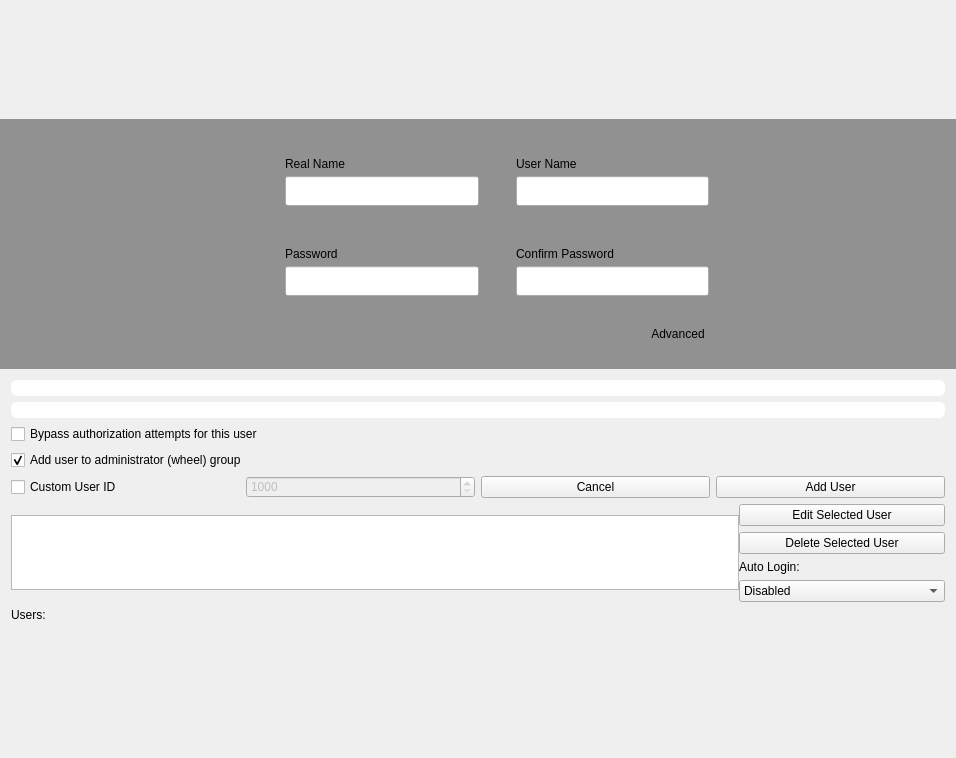
The window that branches/yali/yali-proximate/yali/gui/Ui/setupuserswidget.ui (pars-linux/uludag) describes before a commit, drawn with Qt 5.
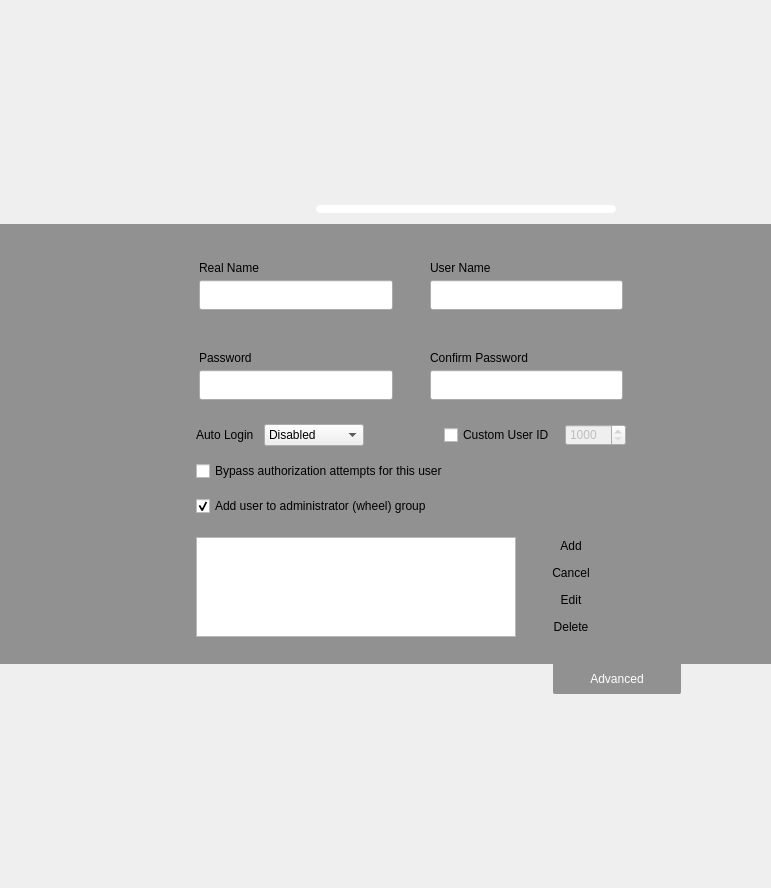
The same window after the commit. Icons and pictures are not drawn.

Commit message: user screen finalizing

```diff
--- a/branches/yali/yali-proximate/yali/gui/Ui/setupuserswidget.ui
+++ b/branches/yali/yali-proximate/yali/gui/Ui/setupuserswidget.ui
@@ -6,8 +6,8 @@
    <rect>
     <x>0</x>
     <y>0</y>
-    <width>956</width>
-    <height>758</height>
+    <width>771</width>
+    <height>888</height>
    </rect>
   </property>
   <property name="windowTitle">
@@ -46,6 +46,124 @@
      </property>
     </spacer>
    </item>
+   <item>
+    <widget class="QFrame" name="frame_3">
+     <property name="sizePolicy">
+      <sizepolicy hsizetype="Expanding" vsizetype="Fixed">
+       <horstretch>0</horstretch>
+       <verstretch>0</verstretch>
+      </sizepolicy>
+     </property>
+     <property name="minimumSize">
+      <size>
+       <width>0</width>
+       <height>30</height>
+      </size>
+     </property>
+     <property name="maximumSize">
+      <size>
+       <width>16777215</width>
+       <height>30</height>
+      </size>
+     </property>
+     <property name="styleSheet">
+      <string notr="true">#frame_3{background-color: rgba(0,0,0,0)}</string>
+     </property>
+     <property name="frameShape">
+      <enum>QFrame::NoFrame</enum>
+     </property>
+     <property name="frameShadow">
+      <enum>QFrame::Raised</enum>
+     </property>
+     <layout class="QHBoxLayout" name="horizontalLayout_10">
+      <property name="spacing">
+       <number>30</number>
+      </property>
+      <item>
+       <spacer name="horizontalSpacer_10">
+        <property name="orientation">
+         <enum>Qt::Horizontal</enum>
+        </property>
+        <property name="sizeHint" stdset="0">
+         <size>
+          <width>40</width>
+          <height>20</height>
+         </size>
+        </property>
+       </spacer>
+      </item>
+      <item>
+       <spacer name="horizontalSpacer_13">
+        <property name="orientation">
+         <enum>Qt::Horizontal</enum>
+        </property>
+        <property name="sizeType">
+         <enum>QSizePolicy::Fixed</enum>
+        </property>
+        <property name="sizeHint" stdset="0">
+         <size>
+          <width>160</width>
+          <height>20</height>
+         </size>
+        </property>
+       </spacer>
+      </item>
+      <item>
+       <widget class="QLabel" name="caps_error">
+        <property name="sizePolicy">
+         <sizepolicy hsizetype="Preferred" vsizetype="Preferred">
+          <horstretch>0</horstretch>
+          <verstretch>0</verstretch>
+         </sizepolicy>
+        </property>
+        <property name="minimumSize">
+         <size>
+          <width>300</width>
+          <height>0</height>
+         </size>
+        </property>
+        <property name="maximumSize">
+         <size>
+          <width>300</width>
+          <height>18</height>
+         </size>
+        </property>
+        <property name="styleSheet">
+         <string notr="true">border:1px solid white;
+border-radius:4px;
+background-color:white;
+color:#5A2847;</string>
+        </property>
+        <property name="text">
+         <string/>
+        </property>
+        <property name="textFormat">
+         <enum>Qt::RichText</enum>
+        </property>
+        <property name="alignment">
+         <set>Qt::AlignCenter</set>
+        </property>
+        <property name="wordWrap">
+         <bool>true</bool>
+        </property>
+       </widget>
+      </item>
+      <item>
+       <spacer name="horizontalSpacer_12">
+        <property name="orientation">
+         <enum>Qt::Horizontal</enum>
+        </property>
+        <property name="sizeHint" stdset="0">
+         <size>
+          <width>40</width>
+          <height>20</height>
+         </size>
+        </property>
+       </spacer>
+      </item>
+     </layout>
+    </widget>
+   </item>
    <item>
     <widget class="QFrame" name="frame">
      <property name="sizePolicy">
@@ -63,7 +181,7 @@
      <property name="maximumSize">
       <size>
        <width>16777215</width>
-       <height>250</height>
+       <height>16777215</height>
       </size>
      </property>
      <property name="styleSheet">
@@ -79,6 +197,12 @@
       <property name="spacing">
        <number>30</number>
       </property>
+      <property name="topMargin">
+       <number>20</number>
+      </property>
+      <property name="bottomMargin">
+       <number>20</number>
+      </property>
       <item>
        <spacer name="horizontalSpacer">
         <property name="orientation">
@@ -93,14 +217,59 @@
        </spacer>
       </item>
       <item>
-       <widget class="QLabel" name="label">
-        <property name="text">
-         <string/>
+       <layout class="QVBoxLayout" name="verticalLayout">
+        <property name="spacing">
+         <number>0</number>
         </property>
-        <property name="pixmap">
-         <pixmap resource="../../data.qrc">:/gui/pics/system-users.png</pixmap>
+        <property name="rightMargin">
+         <number>0</number>
         </property>
-       </widget>
+        <item>
+         <spacer name="verticalSpacer_5">
+          <property name="orientation">
+           <enum>Qt::Vertical</enum>
+          </property>
+          <property name="sizeType">
+           <enum>QSizePolicy::Fixed</enum>
+          </property>
+          <property name="sizeHint" stdset="0">
+           <size>
+            <width>20</width>
+            <height>40</height>
+           </size>
+          </property>
+         </spacer>
+        </item>
+        <item>
+         <widget class="QLabel" name="label">
+          <property name="sizePolicy">
+           <sizepolicy hsizetype="Preferred" vsizetype="Fixed">
+            <horstretch>0</horstretch>
+            <verstretch>0</verstretch>
+           </sizepolicy>
+          </property>
+          <property name="text">
+           <string/>
+          </property>
+          <property name="pixmap">
+           <pixmap resource="../../data.qrc">:/gui/pics/system-users.png</pixmap>
+          </property>
+         </widget>
+        </item>
+        <item>
+         <spacer name="verticalSpacer_6">
+          <property name="orientation">
+           <enum>Qt::Vertical</enum>
+          </property>
+          <property name="sizeHint" stdset="0">
+           <size>
+            <width>20</width>
+            <height>40</height>
+           </size>
+          </property>
+         </spacer>
+        </item>
+       </layout>
       </item>
       <item>
        <widget class="QFrame" name="formFrame">
@@ -140,7 +309,7 @@
            <property name="sizeHint" stdset="0">
             <size>
              <width>20</width>
-             <height>40</height>
+             <height>0</height>
             </size>
            </property>
           </spacer>
@@ -351,63 +520,422 @@
           </widget>
          </item>
          <item>
-          <spacer name="verticalSpacer_5">
-           <property name="orientation">
-            <enum>Qt::Vertical</enum>
+          <widget class="QScrollArea" name="scrollArea">
+           <property name="sizePolicy">
+            <sizepolicy hsizetype="Expanding" vsizetype="Fixed">
+             <horstretch>0</horstretch>
+             <verstretch>0</verstretch>
+            </sizepolicy>
            </property>
-           <property name="sizeHint" stdset="0">
-            <size>
-             <width>20</width>
-             <height>10</height>
-            </size>
+           <property name="styleSheet">
+            <string notr="true">#scrollArea {background-color: rgba(0,0,0,0)}
+#scrollAreaWidgetContents {background-color: rgba(0,0,0,0)}</string>
            </property>
-          </spacer>
-         </item>
-         <item>
-          <layout class="QHBoxLayout" name="horizontalLayout">
-           <property name="bottomMargin">
-            <number>0</number>
+           <property name="frameShape">
+            <enum>QFrame::NoFrame</enum>
            </property>
-           <item>
-            <spacer name="horizontalSpacer_5">
-             <property name="orientation">
-              <enum>Qt::Horizontal</enum>
+           <property name="verticalScrollBarPolicy">
+            <enum>Qt::ScrollBarAlwaysOff</enum>
+           </property>
+           <property name="horizontalScrollBarPolicy">
+            <enum>Qt::ScrollBarAlwaysOff</enum>
+           </property>
+           <property name="widgetResizable">
+            <bool>true</bool>
+           </property>
+           <widget class="QWidget" name="scrollAreaWidgetContents">
+            <property name="geometry">
+             <rect>
+              <x>0</x>
+              <y>0</y>
+              <width>430</width>
+              <height>220</height>
+             </rect>
+            </property>
+            <layout class="QVBoxLayout" name="verticalLayout_9">
+             <property name="spacing">
+              <number>0</number>
              </property>
-             <property name="sizeHint" stdset="0">
-              <size>
-               <width>40</width>
-               <height>20</height>
-              </size>
+             <property name="margin">
+              <number>0</number>
              </property>
-            </spacer>
-           </item>
-           <item>
-            <widget class="QPushButton" name="addMoreUsers">
-             <property name="sizePolicy">
-              <sizepolicy hsizetype="Fixed" vsizetype="Fixed">
-               <horstretch>0</horstretch>
-               <verstretch>0</verstretch>
-              </sizepolicy>
-             </property>
-             <property name="styleSheet">
-              <string notr="true">margin:6px</string>
-             </property>
-             <property name="text">
-              <string>Advanced</string>
-             </property>
-             <property name="icon">
-              <iconset resource="../../data.qrc">
-               <normaloff>:/gui/pics/iconUser.png</normaloff>:/gui/pics/iconUser.png</iconset>
-             </property>
-             <property name="checkable">
-              <bool>true</bool>
-             </property>
-             <property name="flat">
-              <bool>true</bool>
-             </property>
-            </widget>
-           </item>
-          </layout>
+             <item>
+              <widget class="QFrame" name="frame_4">
+               <property name="minimumSize">
+                <size>
+                 <width>0</width>
+                 <height>220</height>
+                </size>
+               </property>
+               <property name="maximumSize">
+                <size>
+                 <width>16777215</width>
+                 <height>220</height>
+                </size>
+               </property>
+               <property name="frameShape">
+                <enum>QFrame::NoFrame</enum>
+               </property>
+               <property name="frameShadow">
+                <enum>QFrame::Raised</enum>
+               </property>
+               <layout class="QVBoxLayout" name="verticalLayout_3">
+                <property name="spacing">
+                 <number>15</number>
+                </property>
+                <property name="margin">
+                 <number>0</number>
+                </property>
+                <item>
+                 <layout class="QHBoxLayout" name="horizontalLayout_3">
+                  <property name="spacing">
+                   <number>10</number>
+                  </property>
+                  <property name="topMargin">
+                   <number>0</number>
+                  </property>
+                  <item>
+                   <widget class="QLabel" name="autoLoginLabel">
+                    <property name="sizePolicy">
+                     <sizepolicy hsizetype="Fixed" vsizetype="Preferred">
+                      <horstretch>0</horstretch>
+                      <verstretch>0</verstretch>
+                     </sizepolicy>
+                    </property>
+                    <property name="text">
+                     <string>Auto Login</string>
+                    </property>
+                    <property name="wordWrap">
+                     <bool>false</bool>
+                    </property>
+                   </widget>
+                  </item>
+                  <item>
+                   <widget class="QComboBox" name="autoLogin">
+                    <property name="sizePolicy">
+                     <sizepolicy hsizetype="Fixed" vsizetype="Fixed">
+                      <horstretch>0</horstretch>
+                      <verstretch>0</verstretch>
+                     </sizepolicy>
+                    </property>
+                    <property name="minimumSize">
+                     <size>
+                      <width>100</width>
+                      <height>0</height>
+                     </size>
+                    </property>
+                    <property name="maximumSize">
+                     <size>
+                      <width>100</width>
+                      <height>16777215</height>
+                     </size>
+                    </property>
+                    <property name="minimumContentsLength">
+                     <number>22</number>
+                    </property>
+                    <item>
+                     <property name="text">
+                      <string>Disabled</string>
+                     </property>
+                    </item>
+                   </widget>
+                  </item>
+                  <item>
+                   <spacer name="horizontalSpacer_11">
+                    <property name="orientation">
+                     <enum>Qt::Horizontal</enum>
+                    </property>
+                    <property name="sizeHint" stdset="0">
+                     <size>
+                      <width>40</width>
+                      <height>20</height>
+                     </size>
+                    </property>
+                   </spacer>
+                  </item>
+                  <item>
+                   <layout class="QHBoxLayout" name="horizontalLayout_2">
+                    <property name="spacing">
+                     <number>10</number>
+                    </property>
+                    <property name="topMargin">
+                     <number>0</number>
+                    </property>
+                    <item>
+                     <widget class="QCheckBox" name="userIDCheck">
+                      <property name="sizePolicy">
+                       <sizepolicy hsizetype="Fixed" vsizetype="Fixed">
+                        <horstretch>0</horstretch>
+                        <verstretch>0</verstretch>
+                       </sizepolicy>
+                      </property>
+                      <property name="text">
+                       <string>Custom User ID</string>
+                      </property>
+                     </widget>
+                    </item>
+                    <item>
+                     <widget class="QSpinBox" name="userID">
+                      <property name="enabled">
+                       <bool>false</bool>
+                      </property>
+                      <property name="sizePolicy">
+                       <sizepolicy hsizetype="Fixed" vsizetype="Fixed">
+                        <horstretch>0</horstretch>
+                        <verstretch>0</verstretch>
+                       </sizepolicy>
+                      </property>
+                      <property name="minimum">
+                       <number>1000</number>
+                      </property>
+                      <property name="maximum">
+                       <number>65000</number>
+                      </property>
+                     </widget>
+                    </item>
+                   </layout>
+                  </item>
+                 </layout>
+                </item>
+                <item>
+                 <widget class="QCheckBox" name="noPass">
+                  <property name="sizePolicy">
+                   <sizepolicy hsizetype="Fixed" vsizetype="Fixed">
+                    <horstretch>0</horstretch>
+                    <verstretch>0</verstretch>
+                   </sizepolicy>
+                  </property>
+                  <property name="statusTip">
+                   <string>Not recommended</string>
+                  </property>
+                  <property name="text">
+                   <string>Bypass authorization attempts for this user</string>
+                  </property>
+                 </widget>
+                </item>
+                <item>
+                 <widget class="QCheckBox" name="admin">
+                  <property name="sizePolicy">
+                   <sizepolicy hsizetype="Fixed" vsizetype="Fixed">
+                    <horstretch>0</horstretch>
+                    <verstretch>0</verstretch>
+                   </sizepolicy>
+                  </property>
+                  <property name="text">
+                   <string>Add user to administrator (wheel) group</string>
+                  </property>
+                  <property name="checked">
+                   <bool>true</bool>
+                  </property>
+                 </widget>
+                </item>
+                <item>
+                 <layout class="QHBoxLayout" name="horizontalLayout_4">
+                  <property name="spacing">
+                   <number>0</number>
+                  </property>
+                  <property name="leftMargin">
+                   <number>0</number>
+                  </property>
+                  <property name="topMargin">
+                   <number>0</number>
+                  </property>
+                  <item>
+                   <widget class="QListWidget" name="userList">
+                    <property name="sizePolicy">
+                     <sizepolicy hsizetype="Fixed" vsizetype="Fixed">
+                      <horstretch>0</horstretch>
+                      <verstretch>0</verstretch>
+                     </sizepolicy>
+                    </property>
+                    <property name="minimumSize">
+                     <size>
+                      <width>320</width>
+                      <height>0</height>
+                     </size>
+                    </property>
+                    <property name="maximumSize">
+                     <size>
+                      <width>320</width>
+                      <height>100</height>
+                     </size>
+                    </property>
+                   </widget>
+                  </item>
+                  <item>
+                   <widget class="QFrame" name="userOperationsLayout">
+                    <property name="sizePolicy">
+                     <sizepolicy hsizetype="Preferred" vsizetype="Expanding">
+                      <horstretch>0</horstretch>
+                      <verstretch>0</verstretch>
+                     </sizepolicy>
+                    </property>
+                    <property name="frameShape">
+                     <enum>QFrame::NoFrame</enum>
+                    </property>
+                    <property name="frameShadow">
+                     <enum>QFrame::Raised</enum>
+                    </property>
+                    <layout class="QHBoxLayout" name="horizontalLayout">
+                     <property name="spacing">
+                      <number>0</number>
+                     </property>
+                     <property name="leftMargin">
+                      <number>0</number>
+                     </property>
+                     <property name="topMargin">
+                      <number>4</number>
+                     </property>
+                     <property name="rightMargin">
+                      <number>0</number>
+                     </property>
+                     <property name="bottomMargin">
+                      <number>0</number>
+                     </property>
+                     <item>
+                      <layout class="QVBoxLayout" name="verticalLayout_10">
+                       <property name="spacing">
+                        <number>5</number>
+                       </property>
+                       <property name="leftMargin">
+                        <number>0</number>
+                       </property>
+                       <item>
+                        <widget class="QPushButton" name="createButton">
+                         <property name="sizePolicy">
+                          <sizepolicy hsizetype="Fixed" vsizetype="Fixed">
+                           <horstretch>0</horstretch>
+                           <verstretch>0</verstretch>
+                          </sizepolicy>
+                         </property>
+                         <property name="toolTip">
+                          <string>Add</string>
+                         </property>
+                         <property name="text">
+                          <string>Add</string>
+                         </property>
+                         <property name="icon">
+                          <iconset resource="../../data.qrc">
+                           <normaloff>:/gui/pics/list-add.png</normaloff>:/gui/pics/list-add.png</iconset>
+                         </property>
+                         <property name="flat">
+                          <bool>true</bool>
+                         </property>
+                        </widget>
+                       </item>
+                       <item>
+                        <widget class="QPushButton" name="cancelButton">
+                         <property name="sizePolicy">
+                          <sizepolicy hsizetype="Fixed" vsizetype="Fixed">
+                           <horstretch>0</horstretch>
+                           <verstretch>0</verstretch>
+                          </sizepolicy>
+                         </property>
+                         <property name="minimumSize">
+                          <size>
+                           <width>0</width>
+                           <height>0</height>
+                          </size>
+                         </property>
+                         <property name="maximumSize">
+                          <size>
+                           <width>16777215</width>
+                           <height>16777215</height>
+                          </size>
+                         </property>
+                         <property name="toolTip">
+                          <string>Cancel</string>
+                         </property>
+                         <property name="text">
+                          <string>Cancel</string>
+                         </property>
+                         <property name="icon">
+                          <iconset resource="../../data.qrc">
+                           <normaloff>:/gui/pics/dialog-cancel.png</normaloff>:/gui/pics/dialog-cancel.png</iconset>
+                         </property>
+                         <property name="flat">
+                          <bool>true</bool>
+                         </property>
+                        </widget>
+                       </item>
+                       <item>
+                        <widget class="QPushButton" name="editButton">
+                         <property name="sizePolicy">
+                          <sizepolicy hsizetype="Fixed" vsizetype="Fixed">
+                           <horstretch>0</horstretch>
+                           <verstretch>0</verstretch>
+                          </sizepolicy>
+                         </property>
+                         <property name="toolTip">
+                          <string>Edit</string>
+                         </property>
+                         <property name="text">
+                          <string>Edit</string>
+                         </property>
+                         <property name="icon">
+                          <iconset resource="../../data.qrc">
+                           <normaloff>:/gui/pics/document-edit.png</normaloff>:/gui/pics/document-edit.png</iconset>
+                         </property>
+                         <property name="flat">
+                          <bool>true</bool>
+                         </property>
+                        </widget>
+                       </item>
+                       <item>
+                        <widget class="QPushButton" name="deleteButton">
+                         <property name="sizePolicy">
+                          <sizepolicy hsizetype="Fixed" vsizetype="Fixed">
+                           <horstretch>0</horstretch>
+                           <verstretch>0</verstretch>
+                          </sizepolicy>
+                         </property>
+                         <property name="minimumSize">
+                          <size>
+                           <width>0</width>
+                           <height>0</height>
+                          </size>
+                         </property>
+                         <property name="toolTip">
+                          <string>Delete</string>
+                         </property>
+                         <property name="text">
+                          <string>Delete</string>
+                         </property>
+                         <property name="icon">
+                          <iconset resource="../../data.qrc">
+                           <normaloff>:/gui/pics/draw-eraser.png</normaloff>:/gui/pics/draw-eraser.png</iconset>
+                         </property>
+                         <property name="flat">
+                          <bool>true</bool>
+                         </property>
+                        </widget>
+                       </item>
+                       <item>
+                        <spacer name="verticalSpacer_17">
+                         <property name="orientation">
+                          <enum>Qt::Vertical</enum>
+                         </property>
+                         <property name="sizeHint" stdset="0">
+                          <size>
+                           <width>20</width>
+                           <height>40</height>
+                          </size>
+                         </property>
+                        </spacer>
+                       </item>
+                      </layout>
+                     </item>
+                    </layout>
+                   </widget>
+                  </item>
+                 </layout>
+                </item>
+               </layout>
+              </widget>
+             </item>
+            </layout>
+           </widget>
+          </widget>
          </item>
          <item>
           <spacer name="verticalSpacer_2">
@@ -417,7 +945,7 @@
            <property name="sizeHint" stdset="0">
             <size>
              <width>20</width>
-             <height>40</height>
+             <height>0</height>
             </size>
            </property>
           </spacer>
@@ -442,235 +970,158 @@
     </widget>
    </item>
    <item>
-    <widget class="QWidget" name="widget" native="true">
+    <widget class="QFrame" name="frame_2">
+     <property name="sizePolicy">
+      <sizepolicy hsizetype="Expanding" vsizetype="Fixed">
+       <horstretch>0</horstretch>
+       <verstretch>0</verstretch>
+      </sizepolicy>
+     </property>
      <property name="minimumSize">
       <size>
        <width>0</width>
-       <height>48</height>
+       <height>30</height>
       </size>
      </property>
-     <layout class="QGridLayout" name="gridLayout">
-      <item row="1" column="0">
-       <layout class="QGridLayout">
-        <property name="horizontalSpacing">
-         <number>0</number>
+     <property name="maximumSize">
+      <size>
+       <width>16777215</width>
+       <height>30</height>
+      </size>
+     </property>
+     <property name="styleSheet">
+      <string notr="true">#frame_2{background-color: rgba(0,0,0,0)}</string>
+     </property>
+     <property name="frameShape">
+      <enum>QFrame::NoFrame</enum>
+     </property>
+     <property name="frameShadow">
+      <enum>QFrame::Raised</enum>
+     </property>
+     <layout class="QHBoxLayout" name="horizontalLayout_9">
+      <property name="spacing">
+       <number>0</number>
+      </property>
+      <property name="margin">
+       <number>0</number>
+      </property>
+      <item>
+       <spacer name="horizontalSpacer_8">
+        <property name="orientation">
+         <enum>Qt::Horizontal</enum>
         </property>
-        <item row="0" column="0">
-         <widget class="QLabel" name="pass_error">
-          <property name="maximumSize">
-           <size>
-            <width>16777215</width>
-            <height>18</height>
-           </size>
-          </property>
-          <property name="styleSheet">
-           <string notr="true">border:1px solid white;
-border-radius:6px;
-background-color:white;
-color:#5A2847;</string>
-          </property>
-          <property name="text">
-           <string/>
-          </property>
-          <property name="textFormat">
-           <enum>Qt::RichText</enum>
-          </property>
-          <property name="alignment">
-           <set>Qt::AlignCenter</set>
-          </property>
-          <property name="wordWrap">
-           <bool>true</bool>
-          </property>
-         </widget>
-        </item>
-        <item row="1" column="0">
-         <widget class="QLabel" name="caps_error">
-          <property name="maximumSize">
-           <size>
-            <width>16777215</width>
-            <height>18</height>
-           </size>
-          </property>
-          <property name="styleSheet">
-           <string notr="true">border:1px solid white;
-border-radius:6px;
-background-color:white;
-color:#5A2847;</string>
-          </property>
-          <property name="text">
-           <string/>
-          </property>
-          <property name="textFormat">
-           <enum>Qt::RichText</enum>
-          </property>
-          <property name="alignment">
-           <set>Qt::AlignCenter</set>
-          </property>
-          <property name="wordWrap">
-           <bool>true</bool>
-          </property>
-         </widget>
-        </item>
-       </layout>
+        <property name="sizeHint" stdset="0">
+         <size>
+          <width>40</width>
+          <height>20</height>
+         </size>
+        </property>
+       </spacer>
       </item>
-      <item row="6" column="0">
-       <widget class="QLabel" name="textLabel2">
-        <property name="text">
-         <string>Users:</string>
+      <item>
+       <spacer name="horizontalSpacer_9">
+        <property name="orientation">
+         <enum>Qt::Horizontal</enum>
         </property>
-        <property name="wordWrap">
-         <bool>false</bool>
+        <property name="sizeType">
+         <enum>QSizePolicy::Fixed</enum>
         </property>
-       </widget>
+        <property name="sizeHint" stdset="0">
+         <size>
+          <width>462</width>
+          <height>20</height>
+         </size>
+        </property>
+       </spacer>
       </item>
-      <item row="3" column="0">
-       <widget class="QCheckBox" name="admin">
-        <property name="text">
-         <string>Add user to administrator (wheel) group</string>
+      <item>
+       <widget class="QPushButton" name="addMoreUsers">
+        <property name="sizePolicy">
+         <sizepolicy hsizetype="Fixed" vsizetype="Fixed">
+          <horstretch>0</horstretch>
+          <verstretch>0</verstretch>
+         </sizepolicy>
         </property>
-        <property name="checked">
-         <bool>true</bool>
+        <property name="minimumSize">
+         <size>
+          <width>128</width>
+          <height>30</height>
+         </size>
         </property>
-       </widget>
-      </item>
-      <item row="7" column="0">
-       <widget class="QWidget" name="advancedList" native="true">
-        <layout class="QGridLayout" name="gridLayout_2">
-         <property name="margin">
-          <number>0</number>
-         </property>
-         <property name="spacing">
-          <number>0</number>
-         </property>
-        </layout>
-       </widget>
-      </item>
-      <item row="5" column="0">
-       <layout class="QGridLayout" name="_2">
-        <property name="spacing">
-         <number>0</number>
+        <property name="maximumSize">
+         <size>
+          <width>128</width>
+          <height>30</height>
+         </size>
         </property>
-        <item row="0" column="1">
-         <layout class="QVBoxLayout" name="verticalLayout_3">
-          <item>
-           <widget class="QPushButton" name="editButton">
-            <property name="text">
-             <string>Edit Selected User</string>
-            </property>
-            <property name="flat">
-             <bool>false</bool>
-            </property>
-           </widget>
-          </item>
-          <item>
-           <widget class="QPushButton" name="deleteButton">
-            <property name="text">
-             <string>Delete Selected User</string>
-            </property>
-            <property name="flat">
-             <bool>false</bool>
-            </property>
-           </widget>
-          </item>
-          <item>
-           <widget class="QLabel" name="autoLoginLabel">
-            <property name="text">
-             <string>Auto Login:</string>
-            </property>
-            <property name="wordWrap">
-             <bool>false</bool>
-            </property>
-           </widget>
-          </item>
-          <item>
-           <widget class="QComboBox" name="autoLogin">
-            <property name="minimumContentsLength">
-             <number>22</number>
-            </property>
-            <item>
-             <property name="text">
-              <string>Disabled</string>
-             </property>
-            </item>
-           </widget>
-          </item>
-         </layout>
-        </item>
-        <item row="0" column="0" rowspan="2">
-         <widget class="QListWidget" name="userList">
-          <property name="sizePolicy">
-           <sizepolicy hsizetype="Expanding" vsizetype="Preferred">
-            <horstretch>0</horstretch>
-            <verstretch>0</verstretch>
-           </sizepolicy>
-          </property>
-          <property name="maximumSize">
-           <size>
-            <width>16777215</width>
-            <height>75</height>
-           </size>
-          </property>
-         </widget>
-        </item>
-       </layout>
-      </item>
-      <item row="4" column="0">
-       <layout class="QHBoxLayout" name="horizontalLayout_5">
-        <property name="bottomMargin">
-         <number>0</number>
+        <property name="cursor">
+         <cursorShape>PointingHandCursor</cursorShape>
         </property>
-        <item>
-         <widget class="QCheckBox" name="userIDCheck">
-          <property name="text">
-           <string>Custom User ID</string>
-          </property>
-         </widget>
-        </item>
-        <item>
-         <widget class="QSpinBox" name="userID">
-          <property name="enabled">
-           <bool>false</bool>
-          </property>
-          <property name="minimum">
-           <number>1000</number>
-          </property>
-          <property name="maximum">
-           <number>65000</number>
-          </property>
-         </widget>
-        </item>
-        <item>
-         <widget class="QPushButton" name="cancelButton">
-          <property name="text">
-           <string>Cancel</string>
-          </property>
-          <property name="flat">
-           <bool>false</bool>
-          </property>
-         </widget>
-        </item>
-        <item>
-         <widget class="QPushButton" name="createButton">
-          <property name="text">
-           <string>Add User</string>
-          </property>
-          <property name="flat">
-           <bool>false</bool>
-          </property>
-         </widget>
-        </item>
-       </layout>
-      </item>
-      <item row="2" column="0">
-       <widget class="QCheckBox" name="noPass">
-        <property name="statusTip">
-         <string>Not recommended</string>
+        <property name="styleSheet">
+         <string notr="true">QPushButton{
+	padding: 3px 10px 3px 10px;
+	color: white;
+	border:0px;
+	background-color: rgba(0, 0, 0, 100);
+	border-radius: 0px;
+	border-bottom-left-radius: 2px;
+	border-bottom-right-radius: 2px;
+}
+
+QPushButton::flat:hover{
+	border:1px solid  rgba(34, 49, 60, 100);
+	background-color: qlineargradient(spread:pad, x1:0.5, y1:1, x2:0.5, y2:0, stop:0 rgba(129, 3, 3, 255), stop:0.0192308 rgba(160, 35, 25, 255), stop:0.521739 rgba(166, 35, 29, 255), stop:0.531585 rgba(184, 46, 40, 255), stop:0.983696 rgba(168, 78, 74, 255), stop:1 rgba(210, 110, 110, 255));
+	border-radius: 0px;
+	border-bottom-left-radius: 2px;
+	border-bottom-right-radius: 2px
+}
+
+QPushButton::flat{
+	border:0px solid  rgba(34, 49, 60, 100);
+	background-color: rgba(0, 0, 0, 100);
+	border-radius: 0px;
+	border-bottom-left-radius: 2px;
+	border-bottom-right-radius: 2px;
+}
+
+QPushButton::flat:pressed{
+	border:1px solid  rgba(34, 49, 60, 100);
+	padding: 3px 10px 3px 10px;
+	background-color: qlineargradient(spread:pad, x1:0.5, y1:1, x2:0.5, y2:0, stop:0 rgba(129, 3, 3, 255), stop:0.0192308 rgba(160, 35, 25, 255), stop:0.521739 rgba(166, 35, 29, 255), stop:0.531585 rgba(184, 46, 40, 255), stop:0.983696 rgba(168, 78, 74, 255), stop:1 rgba(210, 110, 110, 255));
+	border-radius: 0px;
+	border-bottom-left-radius: 2px;
+	border-bottom-right-radius: 2px;
+}
+</string>
         </property>
         <property name="text">
-         <string>Bypass authorization attempts for this user</string>
+         <string>Advanced</string>
         </property>
+        <property name="icon">
+         <iconset resource="../../data.qrc">
+          <normaloff>:/gui/pics/expand.png</normaloff>:/gui/pics/expand.png</iconset>
+        </property>
+        <property name="checkable">
+         <bool>true</bool>
+        </property>
+        <property name="flat">
+         <bool>true</bool>
+        </property>
        </widget>
       </item>
+      <item>
+       <spacer name="horizontalSpacer_7">
+        <property name="orientation">
+         <enum>Qt::Horizontal</enum>
+        </property>
+        <property name="sizeHint" stdset="0">
+         <size>
+          <width>40</width>
+          <height>20</height>
+         </size>
+        </property>
+       </spacer>
+      </item>
      </layout>
     </widget>
    </item>
```
The commit also changes 7 other files.
